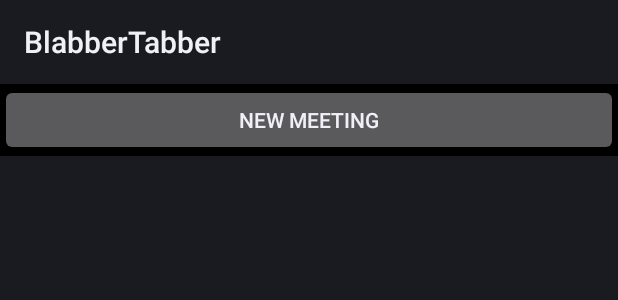
After one commit to blabbertabber/blabbertabber, an Android app: the layout activity_summary.xml on its own in the app's theme, with its tools: preview values and no code run, on a phone screen of 412 x 824 dp. The commit adds this screen. Shown: the top 300 px of the screen. Run offline under Robolectric (Android 15) with nearby library versions, the phone set to English and light mode, and no system bars.

Commit message:
speakers' times are recorded
Also began summary screen.

```diff
--- a/app/src/main/java/com/blabbertabber/blabbertabber/RecordingActivity.java
+++ b/app/src/main/java/com/blabbertabber/blabbertabber/RecordingActivity.java
@@ -132,6 +132,7 @@ public class RecordingActivity extends Activity {
                 // The previous speaker is valid; we are not initializing.
                 // reset the size of the previous speakerBall, and dim it, too
                 Speaker previousSpeaker = mSpeakers.speakers[mPreviousSpeakerId];
+                previousSpeaker.stopSpeaking();
                 View previousSpeakerBall = findViewById(previousSpeaker.getViewID());
                 previousSpeakerBall.setScaleX(1);
                 previousSpeakerBall.setScaleY(1);
@@ -140,6 +141,7 @@ public class RecordingActivity extends Activity {
             mPreviousSpeakerId = speakerId;
         }
         Speaker speaker = mSpeakers.speakers[speakerId];
+        speaker.startSpeaking();
         ImageView speakerBall = (ImageView) findViewById(speaker.getViewID());
         speaker.setVisible(View.VISIBLE);
         speakerBall.setVisibility(View.VISIBLE);
--- /dev/null
+++ b/app/src/main/res/layout/activity_summary.xml
@@ -0,0 +1,21 @@
+<?xml version="1.0" encoding="utf-8"?>
+<LinearLayout xmlns:android="http://schemas.android.com/apk/res/android"
+    android:layout_width="match_parent"
+    android:layout_height="match_parent"
+    android:orientation="vertical">
+
+    <LinearLayout
+        android:layout_width="match_parent"
+        android:layout_height="wrap_content"
+        android:background="#000000">
+
+        <Button
+            android:id="@+id/button_new_meeting"
+            android:layout_width="0dp"
+            android:layout_height="match_parent"
+            android:layout_weight="1"
+            android:onClick="newMeeting"
+            android:text="@string/button_new_meeting" />
+    </LinearLayout>
+
+</LinearLayout>
--- a/app/src/main/res/values/strings.xml
+++ b/app/src/main/res/values/strings.xml
@@ -10,6 +10,7 @@
         \nBlabberTabber is wrong 40% of the time. If you use the BlabberTabber supercomputers,
         you can reduce the error rate to 20%.
     </string>
+    <string name="first_time">display splash screen</string>
     <string name="launch_recording_activity">Okay, got it!</string>
 
     <string name="action_settings">Settings</string>
@@ -17,5 +18,9 @@
     <string name="button_pause">pause</string>
     <string name="button_record">record</string>
     <string name="button_reset">reset</string>
-    <string name="first_time">display splash screen</string>
+
+    <string name="button_new_meeting">New Meeting</string>
+    <string name="button_email">Email</string>
+    <string name="button_sms">SMS</string>
+
 </resources>
```
Also changed, not shown: app/src/main/java/com/blabbertabber/blabbertabber/Speaker.java (+12 -0 lines).
